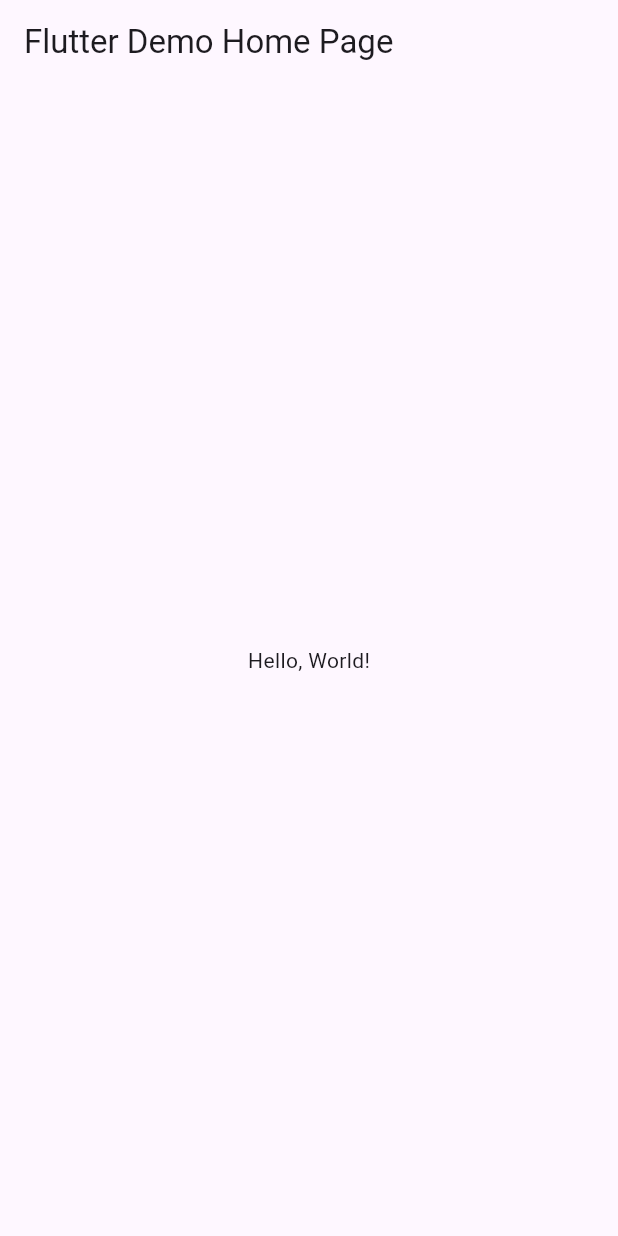
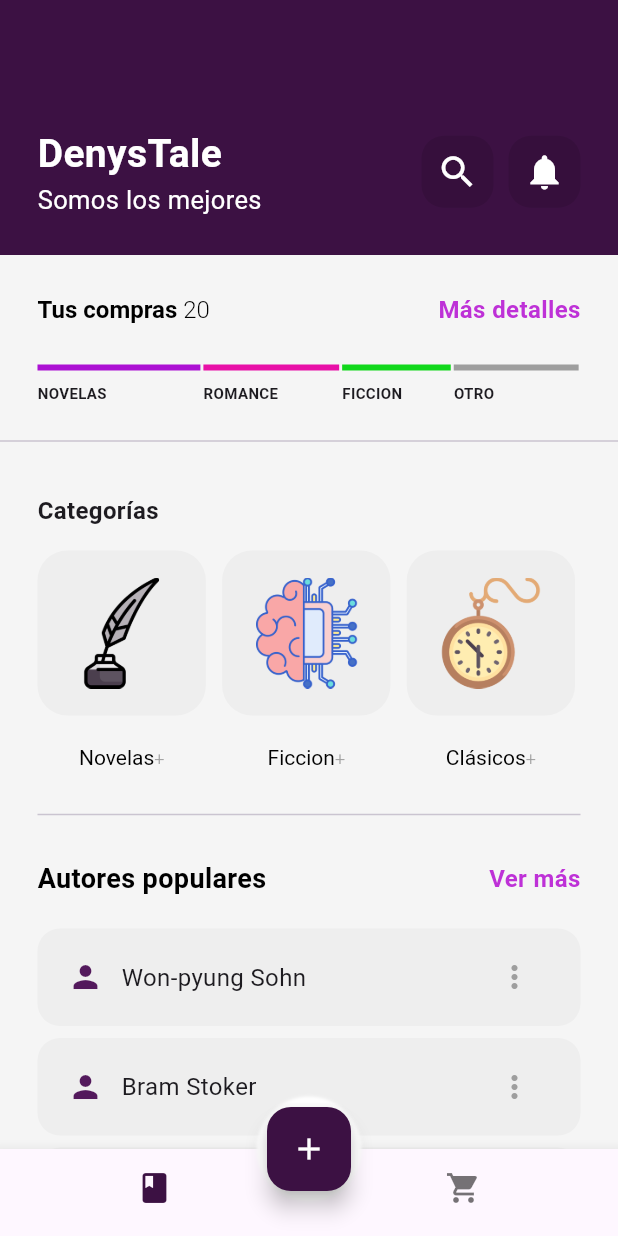
Before and after one commit to GarciaJ128/UII-A9-DisenioUI, a Flutter app: the screen it shows after launch, on a phone screen of 412 x 824 dp. Run offline on Flutter 3.47's test engine with Material 3 defaults, Android fonts, the phone set to English and light mode, and no system bars.

```diff
--- a/lib/main.dart
+++ b/lib/main.dart
@@ -1,43 +1,17 @@
 import 'package:flutter/material.dart';
+import 'pages/team_folder.dart';
 
-void main() => runApp(MyApp());
+void main() => runApp(const CloudFileManagerUI());
 
-class MyApp extends StatelessWidget {
-  const MyApp({super.key});
-  // This widget is the root of your application.
+class CloudFileManagerUI extends StatelessWidget {
+  const CloudFileManagerUI({Key? key}) : super(key: key);
+
   @override
   Widget build(BuildContext context) {
-    return MaterialApp(
-      // Application name
-      title: 'Flutter Hello World',
-      // Application theme data, you can set the colors for the application as
-      // you want
-      theme: ThemeData(
-        // useMaterial3: false,
-        primarySwatch: Colors.blue,
-      ),
-      // A widget which will be started on application startup
-      home: MyHomePage(title: 'Flutter Demo Home Page'),
+    return const MaterialApp(
+      debugShowCheckedModeBanner: false,
+      title: "Cloud files",
+      home: TeamFolderPage(),
     );
   }
 }
-
-class MyHomePage extends StatelessWidget {
-  final String title;
-  const MyHomePage({super.key, required this.title});
-
-  @override
-  Widget build(BuildContext context) {
-    return Scaffold(
-      appBar: AppBar(
-        // The title text which will be shown on the action bar
-        title: Text(title),
-      ),
-      body: Center(
-        child: Text(
-          'Hello, World!',
-        ),
-      ),
-    );
-  }
-}
--- /dev/null
+++ b/lib/pages/team_folder.dart
@@ -0,0 +1,335 @@
+import 'package:flutter/material.dart';
+
+class TeamFolderPage extends StatefulWidget {
+  const TeamFolderPage({Key? key}) : super(key: key);
+
+  @override
+  State<TeamFolderPage> createState() => _TeamFolderPageState();
+}
+
+class _TeamFolderPageState extends State<TeamFolderPage> {
+  double availableScreenWidth = 0;
+  int selectedIndex = 0;
+
+  @override
+  Widget build(BuildContext context) {
+    availableScreenWidth = MediaQuery.of(context).size.width - 50;
+    return Scaffold(
+      backgroundColor: Colors.grey[100],
+      body: Column(
+        children: [
+          Container(
+            padding: const EdgeInsets.symmetric(vertical: 25, horizontal: 25),
+            alignment: Alignment.bottomCenter,
+            height: 170,
+            decoration: const BoxDecoration(color: Color(0xff3C1143)),
+            child: Row(
+              mainAxisAlignment: MainAxisAlignment.spaceBetween,
+              children: [
+                const Column(
+                  mainAxisSize: MainAxisSize.min,
+                  crossAxisAlignment: CrossAxisAlignment.start,
+                  children: [
+                    Text(
+                      "DenysTale",
+                      style: TextStyle(
+                          fontSize: 26,
+                          fontWeight: FontWeight.bold,
+                          color: Colors.white),
+                    ),
+                    Text(
+                      "Somos los mejores",
+                      style: TextStyle(fontSize: 17, color: Colors.white),
+                    )
+                  ],
+                ),
+                const SizedBox(width: 10), // Espacio entre los elementos
+                Row(
+                  children: [
+                    Container(
+                      decoration: BoxDecoration(
+                          borderRadius: BorderRadius.circular(15),
+                          color: Colors.black.withOpacity(.1)),
+                      child: IconButton(
+                        icon: const Icon(
+                          Icons.search,
+                          size: 28,
+                          color: Colors.white,
+                        ),
+                        onPressed: () {},
+                      ),
+                    ),
+                    const SizedBox(width: 10), // Espacio entre los elementos
+                    Container(
+                      decoration: BoxDecoration(
+                          borderRadius: BorderRadius.circular(15),
+                          color: Colors.black.withOpacity(.1)),
+                      child: IconButton(
+                        icon: const Icon(
+                          Icons.notifications,
+                          size: 28,
+                          color: Colors.white,
+                        ),
+                        onPressed: () {},
+                      ),
+                    ),
+                  ],
+                ),
+              ],
+            ),
+          ),
+          const SizedBox(
+            height: 25,
+          ),
+          Padding(
+            padding: const EdgeInsets.symmetric(horizontal: 25),
+            child: Row(
+              mainAxisAlignment: MainAxisAlignment.spaceBetween,
+              children: [
+                RichText(
+                  text: const TextSpan(
+                    text: "Tus compras ",
+                    style: TextStyle(
+                      color: Colors.black,
+                      fontSize: 16,
+                      fontWeight: FontWeight.bold,
+                    ),
+                    children: [
+                      TextSpan(
+                        text: "20",
+                        style: TextStyle(
+                          color: Colors.black,
+                          fontWeight: FontWeight.w300,
+                          fontSize: 16,
+                        ),
+                      ),
+                    ],
+                  ),
+                ),
+                const Text("Más detalles",
+                    style: TextStyle(
+                        fontSize: 16,
+                        fontWeight: FontWeight.bold,
+                        color: Color(0xffbe31d7)))
+              ],
+            ),
+          ),
+          const SizedBox(
+            height: 25,
+          ),
+          Padding(
+            padding: const EdgeInsets.symmetric(horizontal: 25),
+            child: Row(
+              children: [
+                buildFileSizeChart("NOVELAS", Color(0xffac11d3), .3),
+                const SizedBox(
+                  width: 2,
+                ),
+                buildFileSizeChart("ROMANCE", Color(0xffe810a7), .25),
+                const SizedBox(
+                  width: 2,
+                ),
+                buildFileSizeChart("FICCION", Color(0xff11d81b), .20),
+                const SizedBox(
+                  width: 2,
+                ),
+                buildFileSizeChart("OTRO", Colors.grey, .23)
+              ],
+            ),
+          ),
+          const SizedBox(
+            height: 15,
+          ),
+          const Divider(
+            height: 20,
+          ),
+          Expanded(
+            child: ListView(
+              padding: const EdgeInsets.all(25),
+              children: [
+                const Text(
+                  "Categorías",
+                  style: TextStyle(fontSize: 16, fontWeight: FontWeight.bold),
+                ),
+                const SizedBox(
+                  height: 15,
+                ),
+                Row(
+                  children: [
+                    buildFileColumn('pluma', 'Novelas', '+'),
+                    SizedBox(
+                      width: availableScreenWidth * .03,
+                    ),
+                    buildFileColumn('inteligencia-artificial', 'Ficcion', '+'),
+                    SizedBox(
+                      width: availableScreenWidth * .03,
+                    ),
+                    buildFileColumn('reloj', 'Clásicos', '+')
+                  ],
+                ),
+                const Divider(
+                  height: 60,
+                ),
+                const Row(
+                  mainAxisAlignment: MainAxisAlignment.spaceBetween,
+                  children: [
+                    Text(
+                      "Autores populares",
+                      style: TextStyle(
+                        color: Colors.black,
+                        fontSize: 18,
+                        fontWeight: FontWeight.bold,
+                      ),
+                    ),
+                    Text(
+                      "Ver más",
+                      style: TextStyle(
+                          fontSize: 16,
+                          fontWeight: FontWeight.bold,
+                          color: Color(0xffbe31d7)),
+                    )
+                  ],
+                ),
+                const SizedBox(
+                  height: 20,
+                ),
+                buildProjectRow("Won-pyung Sohn"),
+                buildProjectRow("Bram Stoker"),
+                buildProjectRow("Gabriel García Márquez"),
+                buildProjectRow("Dot Hutchison"),
+              ],
+            ),
+          )
+        ],
+      ),
+      floatingActionButton: Container(
+        decoration: const BoxDecoration(shape: BoxShape.circle, boxShadow: [
+          BoxShadow(color: Colors.white, spreadRadius: 7, blurRadius: 1)
+        ]),
+        child: FloatingActionButton(
+          onPressed: () {},
+          backgroundColor: const Color(0xff3C1143),
+          child: const Icon(Icons.add, color: Colors.white),
+        ),
+      ),
+      floatingActionButtonLocation: FloatingActionButtonLocation.centerDocked,
+      bottomNavigationBar: BottomNavigationBar(
+          onTap: (index) {
+            setState(() {
+              selectedIndex = index;
+            });
+          },
+          currentIndex: selectedIndex,
+          showSelectedLabels: false,
+          showUnselectedLabels: false,
+          selectedIconTheme: const IconThemeData(color: Color(0xff3C1143)),
+          selectedLabelStyle: const TextStyle(color: Color(0xff3C1143)),
+          items: const [
+            BottomNavigationBarItem(
+              icon: Icon(Icons.book),
+              label: "Libros",
+            ),
+            BottomNavigationBarItem(
+              icon: Icon(Icons.shopping_cart),
+              label: "Carrito",
+            )
+          ]),
+    );
+  }
+
+  Container buildProjectRow(String folderName) {
+    return Container(
+      margin: const EdgeInsets.only(bottom: 8),
+      padding: const EdgeInsets.symmetric(horizontal: 20),
+      height: 65,
+      decoration: BoxDecoration(
+          color: Colors.grey.shade200, borderRadius: BorderRadius.circular(15)),
+      child: Row(
+        mainAxisAlignment: MainAxisAlignment.spaceBetween,
+        children: [
+          Row(
+            children: [
+              Icon(
+                Icons.person,
+                color: Color(0xff53195c),
+              ),
+              const SizedBox(
+                width: 12,
+              ),
+              Text(
+                folderName,
+                style: const TextStyle(
+                  fontSize: 16,
+                ),
+              )
+            ],
+          ),
+          IconButton(
+            onPressed: () {},
+            icon: const Icon(
+              Icons.more_vert_rounded,
+              color: Colors.grey,
+            ),
+          )
+        ],
+      ),
+    );
+  }
+
+  Column buildFileColumn(String image, String filename, String extension) {
+    return Column(
+      children: [
+        Container(
+          width: availableScreenWidth * .31,
+          decoration: BoxDecoration(
+              color: Colors.grey.shade200,
+              borderRadius: BorderRadius.circular(20)),
+          padding: const EdgeInsets.all(18),
+          height: 110,
+          child: Image.asset('assets/images/$image.png'),
+        ),
+        const SizedBox(
+          height: 20,
+        ),
+        RichText(
+          text: TextSpan(
+            text: filename,
+            style: const TextStyle(
+              color: Colors.black,
+              fontSize: 14,
+            ),
+            children: [
+              TextSpan(
+                text: extension,
+                style: const TextStyle(
+                    color: Colors.grey,
+                    fontWeight: FontWeight.w300,
+                    fontSize: 12),
+              ),
+            ],
+          ),
+        ),
+      ],
+    );
+  }
+
+  Column buildFileSizeChart(String title, Color color, double widthPercentage) {
+    return Column(
+      crossAxisAlignment: CrossAxisAlignment.start,
+      children: [
+        Container(
+          width: availableScreenWidth * widthPercentage,
+          height: 4,
+          color: color,
+        ),
+        const SizedBox(
+          height: 8,
+        ),
+        Text(
+          title,
+          style: const TextStyle(fontSize: 10, fontWeight: FontWeight.bold),
+        )
+      ],
+    );
+  }
+}
--- a/pubspec.yaml
+++ b/pubspec.yaml
@@ -17,8 +17,8 @@ dev_dependencies:
 
 flutter:
   uses-material-design: true
-  # assets:
-  #  - images/a_dot_burr.jpeg
+  assets:
+    - assets/images/
   #  - images/a_dot_ham.jpeg
   # fonts:
   #   - family: Schyler
```
Also changed, not shown: assets/images/inteligencia-artificial.png (added), assets/images/pluma.png (added), assets/images/reloj.png (added), lib/pages/project.dart (added).
